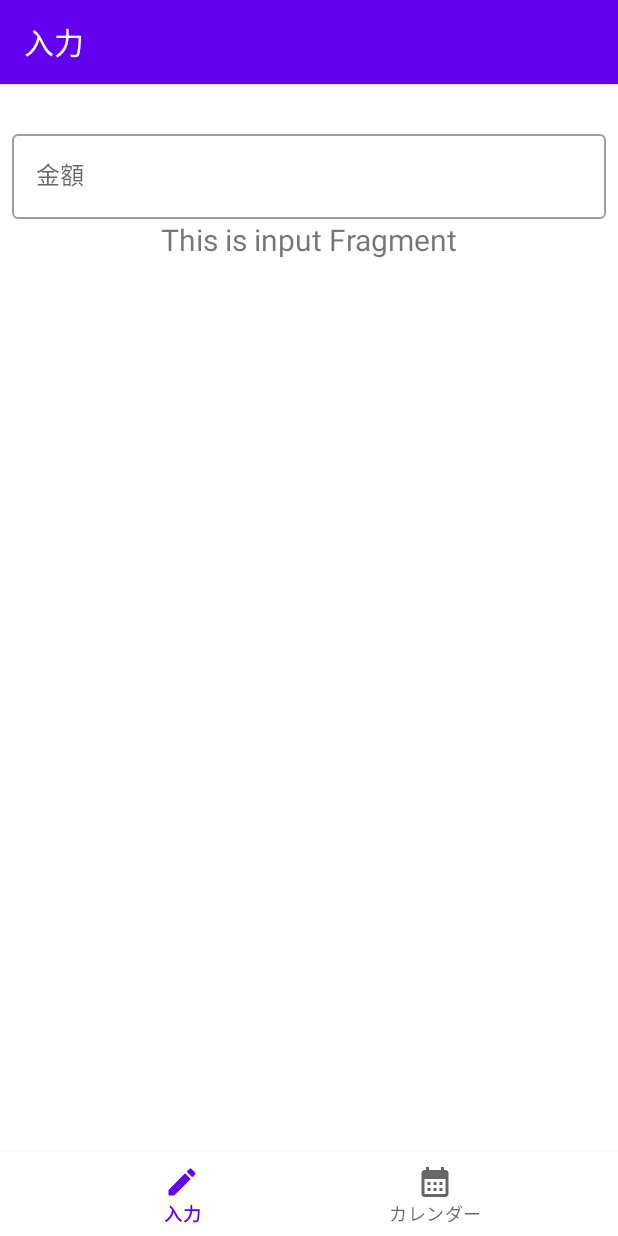
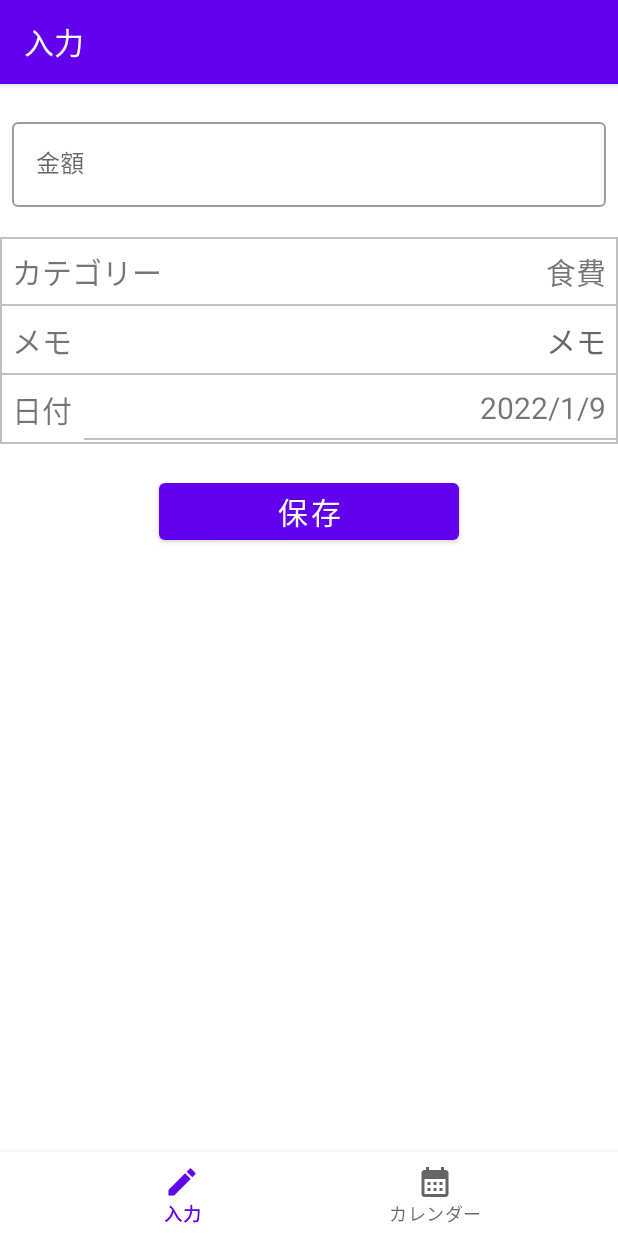
Before and after one commit to tky3a/MoneyHistoryBook, an Android app: the screen it shows after launch (MainActivity), on a phone screen of 412 x 824 dp. Run offline under Robolectric (Android 15) with nearby library versions, the phone set to English and light mode, and no system bars; our stand-ins replace navigation-ui.

Commit message:
入力画面のレイアウト実装

```diff
--- a/app/src/main/java/ja/tky/myapplication/ui/input/InputFragment.kt
+++ b/app/src/main/java/ja/tky/myapplication/ui/input/InputFragment.kt
@@ -1,5 +1,6 @@
 package ja.tky.myapplication.ui.input
 
+import android.annotation.SuppressLint
 import android.content.Context
 import android.os.Bundle
 import android.view.LayoutInflater
@@ -23,6 +24,7 @@ class InputFragment : Fragment() {
     private val binding get() = _binding!!
 
     // onCreateView: FragmentのメインコンテンツとなるViewを生成して返す必要があるライフサイクルイベント
+    @SuppressLint("ClickableViewAccessibility")
     override fun onCreateView(
         inflater: LayoutInflater,
         container: ViewGroup?,
@@ -36,8 +38,10 @@ class InputFragment : Fragment() {
         _binding = FragmentInputBinding.inflate(inflater, container, false)
         val root: View = binding.root // 生成された階層の親となるオプションのView
 
-        val textView: TextView = binding.tvInput
-        val etInput: TextView = binding.etInput
+        val categoryLabel: TextView = binding.tvInput
+        val tvCategoryVal: TextView = binding.tvCategoryVal
+        val tvDateVal: TextView = binding.tvDateVal
+        // val etInput: TextView = binding.etInput
 
         // 背景のレイアウトを取得
         val container: ConstraintLayout = binding.inputContainer
@@ -56,9 +60,17 @@ class InputFragment : Fragment() {
             container.requestFocus()
         }
 
-        // LiveDataの値の変更を監視。変更を受け取ったらTextViewに値をセット。
-        inputViewModel.text.observe(viewLifecycleOwner, Observer {
-            textView.text = it
+        // LiveDataの値の変更を監視。変更を受け取ったらcategoryLabelに値をセット。
+        inputViewModel.categoryLabel.observe(viewLifecycleOwner, Observer {
+            categoryLabel.text = it
+        })
+        // LiveDataの値の変更を監視。変更を受け取ったらcategoryValに値をセット。
+        inputViewModel.categoryVal.observe(viewLifecycleOwner, Observer {
+            tvCategoryVal.text = it
+        })
+        // LiveDataの値の変更を監視。変更を受け取ったらcategoryValに値をセット。
+        inputViewModel.dateVal.observe(viewLifecycleOwner, Observer {
+            tvDateVal.text = it
         })
 
         return root
@@ -70,4 +82,5 @@ class InputFragment : Fragment() {
         super.onDestroyView()
         _binding = null
     }
+
 }
--- a/app/src/main/java/ja/tky/myapplication/ui/input/InputViewModel.kt
+++ b/app/src/main/java/ja/tky/myapplication/ui/input/InputViewModel.kt
@@ -1,14 +1,41 @@
 package ja.tky.myapplication.ui.input
 
+import android.os.Build
+import androidx.annotation.RequiresApi
 import androidx.lifecycle.LiveData
 import androidx.lifecycle.MutableLiveData
 import androidx.lifecycle.ViewModel
+import java.time.LocalDate
+import java.time.format.DateTimeFormatter
+import java.util.*
 
 class InputViewModel : ViewModel() {
+    @RequiresApi(Build.VERSION_CODES.O)
+    val onlyDate: LocalDate = LocalDate.now()
     // NOTE: TextViewに表示するテキスト用のLiveData.
     // 変更可のためMutableLiveDataで作成する
-    private val _text = MutableLiveData<String>().apply {
-        value = "This is input Fragment"
+    private val _categoryLabel = MutableLiveData<String>().apply {
+        value = "カテゴリー"
     }
-    val text: LiveData<String> = _text
+    // カテゴリー値の初期値
+    private val _categoryVal = MutableLiveData<String>().apply {
+        // TODO: 動的に初期値を決定し取得
+        value = "食費"
+    }
+    // 日付値の初期値
+    private val _dateVal = MutableLiveData<String>().apply {
+        // カレンダーインスタンス取得
+        val c = Calendar.getInstance()
+        // 年取得
+        val year = c.get(Calendar.YEAR)
+        // 月取得
+        val month = c.get(Calendar.MONTH)
+        // 日取得
+        val day = c.get(Calendar.DAY_OF_MONTH)
+
+        value = "${year}/${month+1}/${day}"
+    }
+    val categoryLabel: LiveData<String> = _categoryLabel
+    val categoryVal: LiveData<String> = _categoryVal
+    val dateVal: LiveData<String> = _dateVal
 }
--- /dev/null
+++ b/app/src/main/res/drawable/border.xml
@@ -0,0 +1,7 @@
+<?xml version="1.0" encoding="utf-8"?>
+<shape xmlns:android="http://schemas.android.com/apk/res/android"
+       android:shape="rectangle" >
+  <stroke
+      android:width="1dp"
+      android:color="@color/gray" />
+</shape>
--- /dev/null
+++ b/app/src/main/res/drawable/border_bottom.xml
@@ -0,0 +1,13 @@
+<?xml version="1.0" encoding="utf-8"?>
+<layer-list xmlns:android="http://schemas.android.com/apk/res/android">
+  <item android:top="-2dp"
+        android:right="-2dp"
+        android:left="-2dp">
+    <shape>
+      <solid android:color="@android:color/transparent" />
+      <stroke
+          android:width="1dp"
+          android:color="@color/gray"/>
+    </shape>
+  </item>
+</layer-list>
--- a/app/src/main/res/layout/fragment_input.xml
+++ b/app/src/main/res/layout/fragment_input.xml
@@ -7,17 +7,18 @@
     xmlns:tools="http://schemas.android.com/tools"
     android:layout_width="match_parent"
     android:layout_height="match_parent"
-    android:padding="8dp"
     xmlns:app="http://schemas.android.com/apk/res-auto"
     android:focusableInTouchMode="true"
     tools:context=".ui.input.InputFragment">
 
   <com.google.android.material.textfield.TextInputLayout
+      android:id="@+id/tiLayout"
       android:layout_width="match_parent"
       android:layout_height="wrap_content"
       style="@style/Widget.MaterialComponents.TextInputLayout.OutlinedBox"
       android:layout_marginTop="@dimen/_20dp"
-      app:layout_constraintStart_toStartOf="parent"
+      android:paddingLeft="8dp"
+      android:paddingRight="8dp"
       app:layout_constraintTop_toTopOf="parent"
       app:layout_constraintEnd_toEndOf="parent">
 
@@ -26,22 +27,126 @@
         android:layout_width="match_parent"
         android:layout_height="wrap_content"
         android:inputType="number"
-        android:hint="金額"
+        android:hint="@string/moneyJp"
+        tools:ignore="SpeakableTextPresentCheck"/>
+
+  </com.google.android.material.textfield.TextInputLayout>
+
+  <androidx.constraintlayout.widget.ConstraintLayout
+      android:layout_width="match_parent"
+      android:layout_height="wrap_content"
+      app:layout_constraintVertical_weight="1"
+      android:id="@+id/categoryContainer"
+      app:layout_constraintStart_toStartOf="parent"
+      app:layout_constraintEnd_toEndOf="parent"
+      app:layout_constraintTop_toBottomOf="@+id/tiLayout"
+      android:background="@drawable/border"
+      android:layout_marginTop="@dimen/_20dp">
+
+    <TextView
+        android:id="@+id/tvInput"
+        android:layout_width="0dp"
+        android:layout_height="wrap_content"
+        android:background="@drawable/border_bottom"
+        android:text="@string/hello_blank_fragment"
+        app:layout_constraintStart_toStartOf="parent"
+        app:layout_constraintTop_toTopOf="parent"
+        android:textSize="20sp"
+        android:textAlignment="textStart"
+        android:padding="@dimen/_8dp"
     />
 
-    <!-- TODO: Update blank fragment layout -->
     <TextView
-        android:id="@+id/tvInput"
-        android:layout_width="match_parent"
+        android:id="@+id/tvCategoryVal"
+        android:layout_width="0dp"
         android:layout_height="wrap_content"
-        android:text="@string/hello_blank_fragment"
+        android:background="@drawable/border_bottom"
+        android:textSize="20sp"
+        android:padding="@dimen/_8dp"
+        app:layout_constraintHorizontal_weight="1"
+        android:ellipsize="end"
+        android:maxLines="1"
+        android:text=""
+        android:textAlignment="textEnd"
+        app:layout_constraintTop_toTopOf="parent"
         app:layout_constraintEnd_toEndOf="parent"
+        app:layout_constraintStart_toEndOf="@+id/tvInput"/>
+
+    <TextView
+        android:text="@string/memo"
+        android:layout_width="@dimen/_0dp"
+        android:layout_height="wrap_content"
+        android:textSize="20sp"
+        android:padding="@dimen/_8dp"
+        android:focusableInTouchMode="true"
+        android:id="@+id/tvMemoLabel"
+        android:textAlignment="textStart"
+        android:background="@drawable/border_bottom"
+        app:layout_constraintHorizontal_weight="1"
+        app:layout_constraintTop_toBottomOf="@+id/tvInput"
+        app:layout_constraintStart_toStartOf="parent"/>
+
+    <EditText
+        android:text=""
+        android:layout_width="@dimen/_0dp"
+        android:layout_height="wrap_content"
+        android:textSize="@dimen/_20sp"
+        android:ellipsize="end"
+        android:maxLines="1"
+        android:padding="@dimen/_8dp"
+        android:id="@+id/tvMemoVal"
+        android:textAlignment="textEnd"
+        android:hint="@string/memo"
+        android:inputType="text"
+        android:background="@drawable/border_bottom"
+        app:layout_constraintHorizontal_weight="1"
+        app:layout_constraintTop_toBottomOf="@+id/tvCategoryVal"
+        app:layout_constraintEnd_toEndOf="parent"
+        app:layout_constraintStart_toEndOf="@+id/tvMemoLabel"/>
+
+    <TextView
+        android:id="@+id/tvDateLabel"
+        android:layout_width="0dp"
+        android:layout_height="wrap_content"
+        android:background="@drawable/border_bottom"
+        app:layout_constraintHorizontal_chainStyle="spread"
+        android:text="@string/dateLabel"
+        app:layout_constraintTop_toBottomOf="@+id/tvMemoLabel"
         app:layout_constraintStart_toStartOf="parent"
-        app:layout_constraintTop_toTopOf="parent"
-        app:layout_constraintBottom_toBottomOf="parent"
-        android:textSize="20dp"
-        android:textAlignment="center"
+        android:textSize="20sp"
+        android:textAlignment="textStart"
+        android:padding="@dimen/_8dp"
     />
-  </com.google.android.material.textfield.TextInputLayout>
+
+    <TextView
+        android:id="@+id/tvDateVal"
+        android:layout_width="@dimen/_0dp"
+        android:layout_height="wrap_content"
+        android:background="@drawable/border_bottom"
+        android:textSize="@dimen/_20sp"
+        android:padding="@dimen/_8dp"
+        app:layout_constraintHorizontal_weight="1"
+        android:ellipsize="end"
+        android:maxLines="1"
+        android:text=""
+        android:textAlignment="textEnd"
+        app:layout_constraintTop_toBottomOf="@+id/tvMemoVal"
+        app:layout_constraintEnd_toEndOf="parent"
+        app:layout_constraintStart_toEndOf="@+id/tvDateLabel"/>
+
+
+  </androidx.constraintlayout.widget.ConstraintLayout>
+
+  <Button
+      android:id="@+id/saveButton"
+      android:text="@string/saveStr"
+      android:textSize="@dimen/_20sp"
+      android:layout_width="@dimen/_200dp"
+      android:layout_height="wrap_content"
+      android:layout_marginTop="@dimen/_20dp"
+      app:layout_constraintTop_toBottomOf="@+id/categoryContainer"
+      app:layout_constraintStart_toStartOf="parent"
+      app:layout_constraintEnd_toEndOf="parent"
+  />
 
 </androidx.constraintlayout.widget.ConstraintLayout>
--- a/app/src/main/res/values/dimens.xml
+++ b/app/src/main/res/values/dimens.xml
@@ -4,4 +4,7 @@
   <dimen name="_02dp">0.2dp</dimen>
   <dimen name="_0dp">0dp</dimen>
   <dimen name="_20dp">20dp</dimen>
+  <dimen name="_8dp">8dp</dimen>
+  <dimen name="_20sp">20sp</dimen>
+  <dimen name="_200dp">200dp</dimen>
 </resources>
--- a/app/src/main/res/values/strings.xml
+++ b/app/src/main/res/values/strings.xml
@@ -1,7 +1,11 @@
 <resources>
   <string name="app_name">MoneyHistoryBook</string>
   <!-- TODO: Remove or change this placeholder text -->
-  <string name="hello_blank_fragment">Hello blank fragment</string>
+  <string name="hello_blank_fragment">カテゴリー</string>
   <string name="input">入力</string>
   <string name="calendar">カレンダー</string>
+  <string name="moneyJp">金額</string>
+  <string name="dateLabel">日付</string>
+  <string name="saveStr">保存</string>
+  <string name="memo">メモ</string>
 </resources>
```
